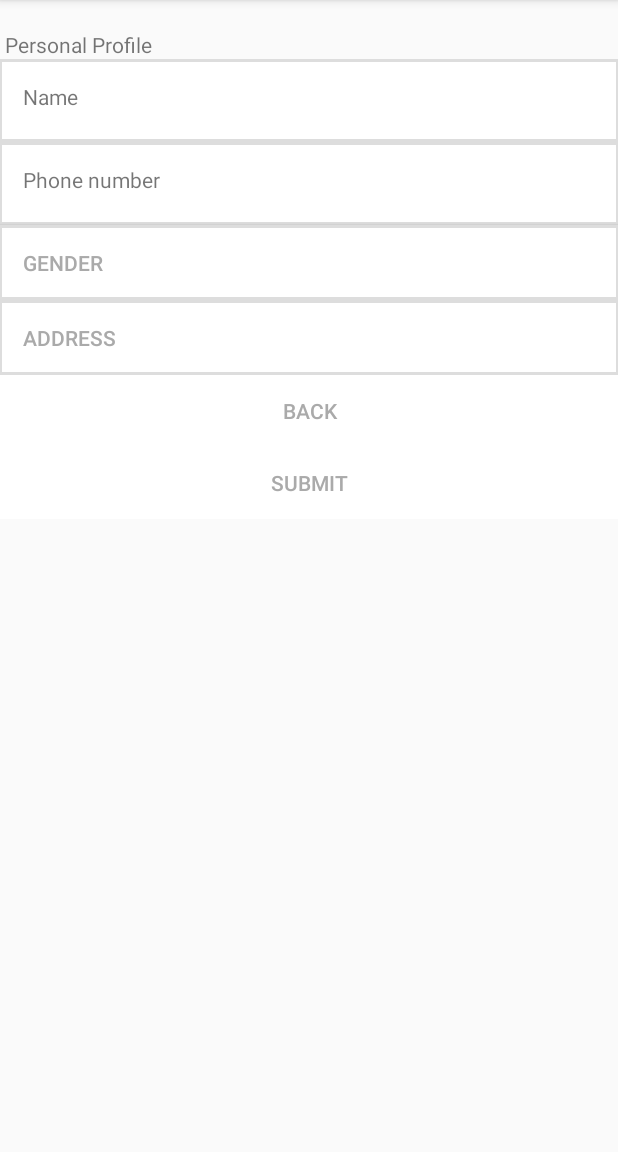
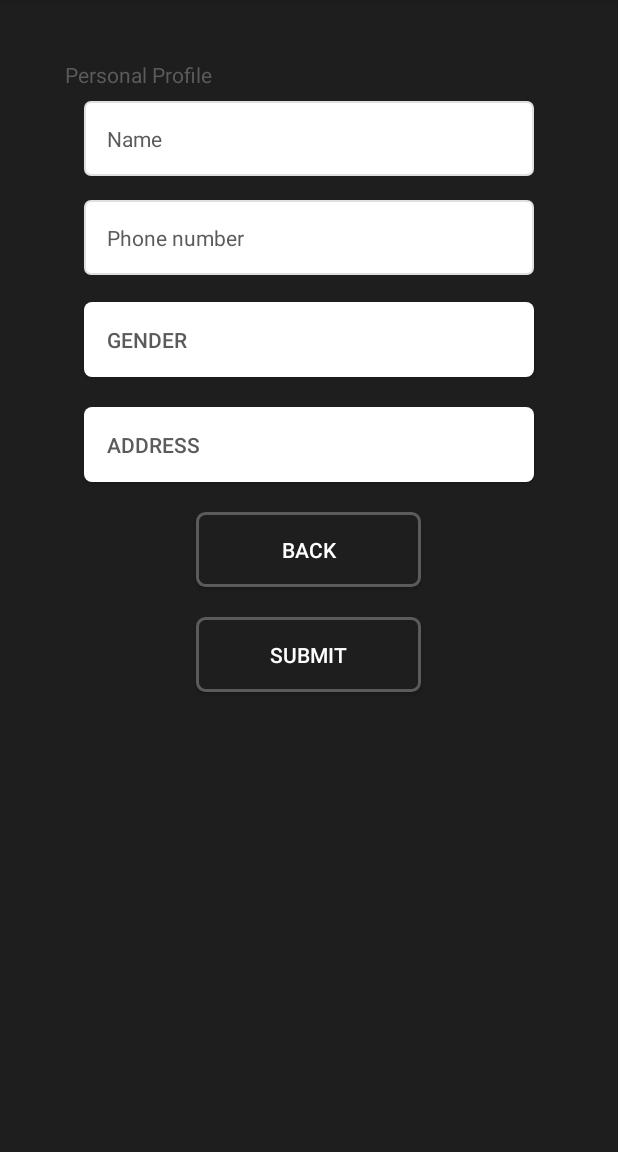
Before and after one commit to wnqi-K/ar-app, an Android app: the EditProfileActivity screen opened directly, with no data from a screen before it, on a phone screen of 412 x 824 dp, the part 84-1236 px from its top. Run offline under Robolectric (Android 15) with nearby library versions, the phone set to English and light mode, and no system bars; our stand-ins replace Firebase (no records; nobody signed in at launch, a user with empty details on screens opened directly).

Commit message:
UI update -> edit profile

```diff
--- a/ARRRRR/app/src/main/java/com/comp30022/arrrrr/SettingFragment.java
+++ b/ARRRRR/app/src/main/java/com/comp30022/arrrrr/SettingFragment.java
@@ -10,6 +10,7 @@ import android.view.Menu;
 import android.view.View;
 import android.view.ViewGroup;
 import android.widget.Button;
+import android.widget.ImageButton;
 import android.widget.TextView;
 
 import com.google.firebase.auth.FirebaseAuth;
--- a/ARRRRR/app/src/main/res/layout/activity_edit_profile.xml
+++ b/ARRRRR/app/src/main/res/layout/activity_edit_profile.xml
@@ -4,6 +4,7 @@
     xmlns:app="http://schemas.android.com/apk/res-auto"
     android:layout_width="match_parent"
     android:layout_height="match_parent"
+    android:background="@color/black_background"
     tools:context=".EditProfileActivity">
 
     <ScrollView xmlns:android="http://schemas.android.com/apk/res/android"
@@ -23,7 +24,9 @@
             <TextView
                 android:layout_width="match_parent"
                 android:layout_height="match_parent"
-                android:layout_marginTop="20dp"
+                android:layout_marginTop="40dp"
+                android:layout_marginLeft="40dp"
+                android:textColor="@color/grey_text_real"
                 android:text=" Personal Profile" />
 
             <!-- Name-->
@@ -34,22 +37,17 @@
                 android:layout_height="match_parent">
 
                 <TextView
+                    style="@style/UserProfile_text"
                     android:id="@+id/clickable_edit_name"
-                    android:layout_width="match_parent"
-                    android:layout_height="match_parent"
-                    android:background="@drawable/textlines"
-                    android:padding="15dp"
                     android:text="Name"
                     android:onClick="TextViewClicked"
                     android:clickable="true"/>
 
                 <EditText
+                    style="@style/UserProfile_text"
                     android:id="@+id/etName"
-                    android:layout_width="match_parent"
-                    android:layout_height="match_parent"
-                    android:background="@drawable/textlines"
-                    android:padding="15dp"
                     android:hint="Please enter a new name"
+                    android:textColorHint="@color/grey_text_show"
                     android:inputType="text" />
 
             </ViewSwitcher>
@@ -64,22 +62,17 @@
 
 
                 <TextView
+                    style="@style/UserProfile_text"
                     android:id="@+id/clickable_edit_number"
-                    android:layout_width="match_parent"
-                    android:layout_height="match_parent"
-                    android:background="@drawable/textlines"
-                    android:padding="15dp"
                     android:text="Phone number"
                     android:onClick="TextViewClicked"
                     android:clickable="true"/>
 
                 <EditText
+                    style="@style/UserProfile_text"
                     android:id="@+id/etPhone"
-                    android:layout_width="match_parent"
-                    android:layout_height="match_parent"
-                    android:background="@drawable/textlines"
-                    android:padding="15dp"
                     android:hint="Please enter new phone number"
+                    android:textColorHint="@color/grey_text_show"
                     android:inputType="phone" />
 
             </ViewSwitcher>
@@ -87,55 +80,41 @@
 
             <!-- Gender -->
             <Button
+                style="@style/LongButton"
                 android:id="@+id/etGender"
-                android:layout_width="match_parent"
-                android:layout_height="match_parent"
-                android:layout_weight="1"
-                android:padding="15dp"
-                android:background="@drawable/textlines"
-                android:elevation="0dp"
-                android:gravity="left|center_vertical"
+                android:background="@drawable/btn_border_whitebackground"
                 android:onClick="clickGender"
                 android:text="Gender"
-                android:textColor="@android:color/darker_gray" />
+                android:textColor="@color/grey_text_real"
+                android:gravity="left|center_vertical"
+                android:paddingLeft="15dp"/>
 
 
             <!-- Address -->
             <Button
+                style="@style/LongButton"
                 android:id="@+id/etAddress"
-                android:layout_width="match_parent"
-                android:layout_height="match_parent"
-                android:layout_weight="1"
-                android:padding="15dp"
-                android:background="@drawable/textlines"
-                android:elevation="0dp"
-                android:gravity="left|center_vertical"
+                android:background="@drawable/btn_border_whitebackground"
                 android:onClick="clickAddress"
                 android:text="Address"
-                android:textColor="@android:color/darker_gray" />
+                android:textColor="@color/grey_text_real"
+                android:gravity="left|center_vertical"
+                android:paddingLeft="15dp"/>
 
             <!--Back to User Profile-->
             <Button
+                style="@style/ShortButton"
                 android:id="@+id/btn_back_userProfile"
-                android:layout_width="match_parent"
-                android:layout_height="match_parent"
-                android:layout_weight="1"
-                android:background="@android:color/white"
-                android:elevation="0dp"
+                android:background="@drawable/btn_border"
                 android:onClick="back_UserProfile"
-                android:text="Back"
-                android:textColor="@android:color/darker_gray" />
+                android:text="Back" />
 
             <!--Save new information-->
             <Button
+                style="@style/ShortButton"
+                android:background="@drawable/btn_border"
                 android:id="@+id/btnSubmit"
-                android:layout_width="match_parent"
-                android:layout_height="match_parent"
-                android:layout_weight="1"
-                android:background="@android:color/white"
-                android:elevation="0dp"
-                android:text="Submit"
-                android:textColor="@android:color/darker_gray" />
+                android:text="Submit" />
 
         </LinearLayout>
 
--- a/ARRRRR/app/src/main/res/values/styles.xml
+++ b/ARRRRR/app/src/main/res/values/styles.xml
@@ -25,6 +25,26 @@
         <item name="android:layout_width">150dp</item>
         <item name="android:layout_height">50dp</item>
         <item name="android:layout_margin">10dp</item>
+    </style>
+
+    <!-- User Profile Edit Button -->
+    <style name="LongButton" parent="ThemeOverlay.AppCompat.Dark">
+        <item name="android:layout_gravity">center_horizontal</item>
+        <item name="android:textColor">@color/grey_text_real</item>
+        <item name="android:layout_width">300dp</item>
+        <item name="android:layout_height">50dp</item>
+        <item name="android:layout_margin">10dp</item>
+    </style>
+
+    <!-- User Profile Text View -->
+    <style name="UserProfile_text" parent="ThemeOverlay.AppCompat.Dark">
+        <item name="android:layout_gravity">center</item>
+        <item name="android:textColor">@color/grey_text_real</item>
+        <item name="android:layout_width">@dimen/padding_user_profile</item>
+        <item name="android:layout_height">wrap_content</item>
+        <item name="android:layout_margin">5dp</item>
+        <item name="android:padding">15dp</item>
+        <item name="android:background">@drawable/userprofile_rounded_bg</item>
     </style>
 
 
```
